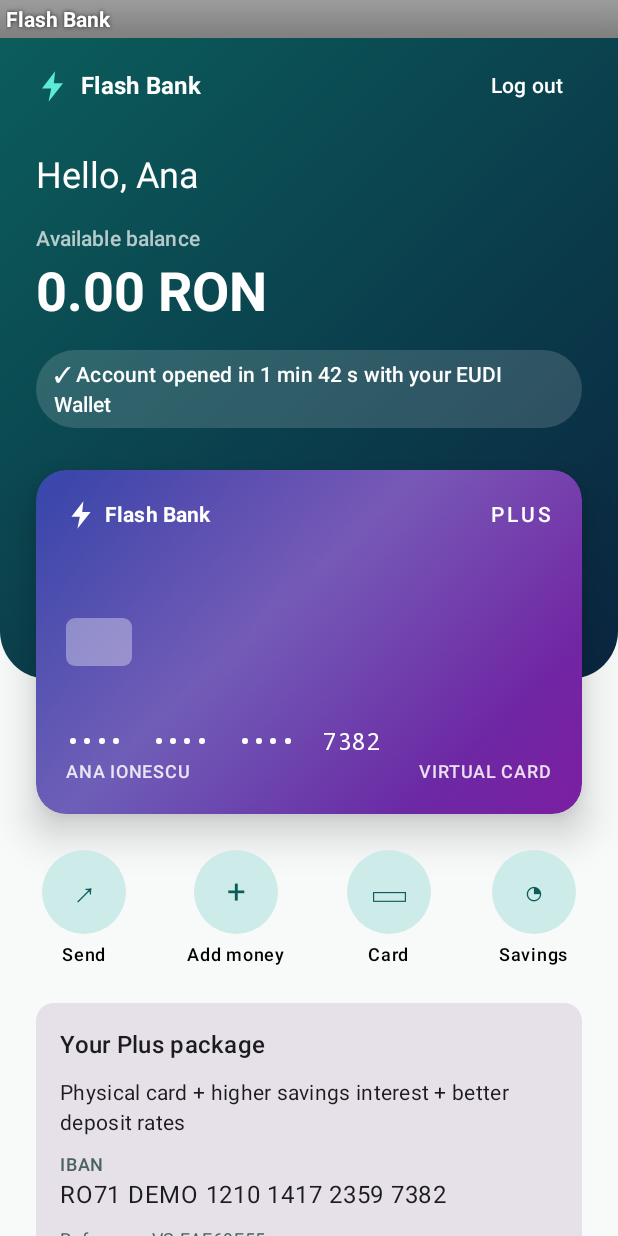
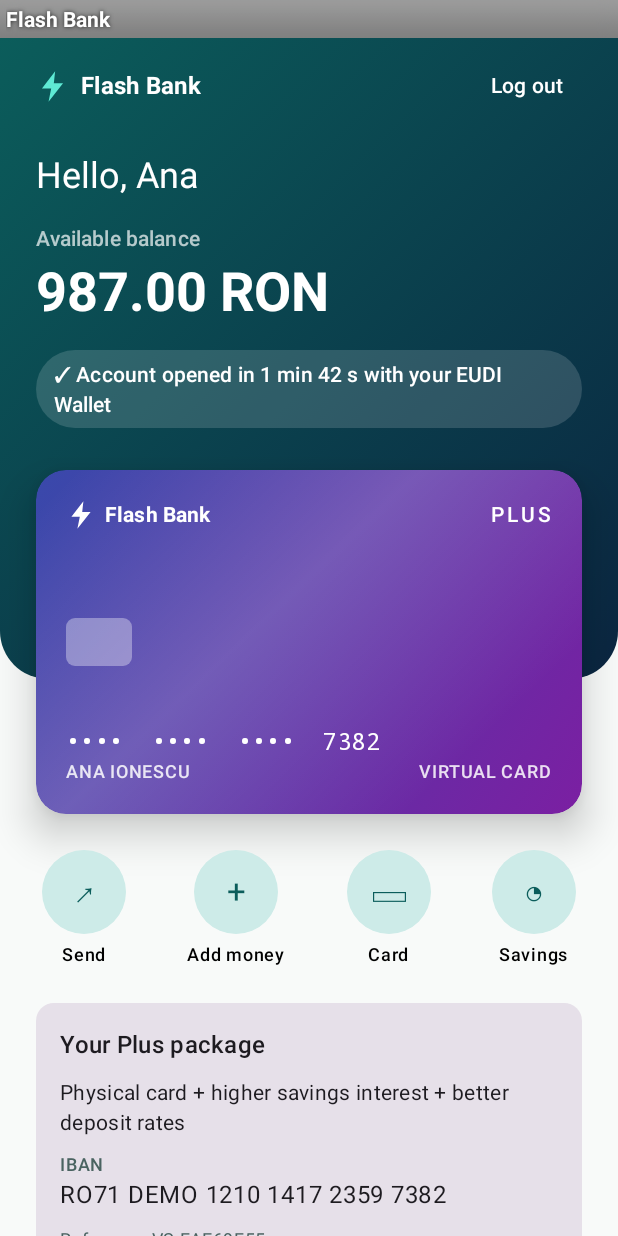
Before and after one commit to pteofil/onboarding-eudi-wallet, an Android app built with Jetpack Compose: the @Preview function DashboardPreview, on a phone screen of 412 x 824 dp. Run offline under Robolectric (Android 15) with nearby library versions, the phone set to English and light mode, and no system bars.

Commit message:
Android: dashboard balance 987.00 RON for the demo
Co-authored-by: Copilot <223556219+Copilot@users.noreply.github.com>

```diff
--- a/android/app/src/main/java/ro/banking40/team01/ui/DashboardScreen.kt
+++ b/android/app/src/main/java/ro/banking40/team01/ui/DashboardScreen.kt
@@ -313,7 +313,6 @@ private fun Activity() {
                         color = MaterialTheme.colorScheme.secondary,
                     )
                 }
-                Text(stringResource(R.string.dashboard_balance), style = MaterialTheme.typography.bodyMedium)
             }
             Text(
                 stringResource(R.string.dashboard_activity_empty),
--- a/android/app/src/main/res/values/strings.xml
+++ b/android/app/src/main/res/values/strings.xml
@@ -122,7 +122,7 @@
     <string name="dashboard_greeting">Hello, %1$s</string>
     <string name="dashboard_greeting_plain">Hello</string>
     <string name="dashboard_balance_label">Available balance</string>
-    <string name="dashboard_balance">0.00 RON</string>
+    <string name="dashboard_balance">987.00 RON</string>
     <string name="dashboard_opened_in">Account opened in %1$s with your EUDI Wallet</string>
     <string name="duration_seconds">%1$d s</string>
     <string name="duration_minutes_seconds">%1$d min %2$d s</string>
```
